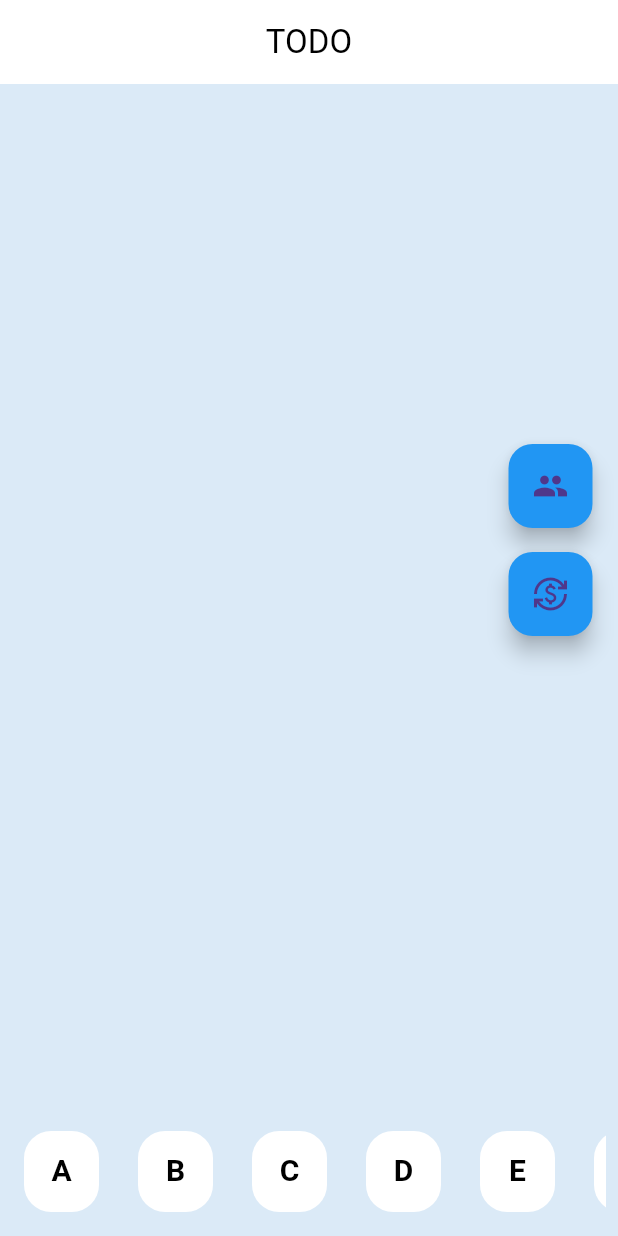
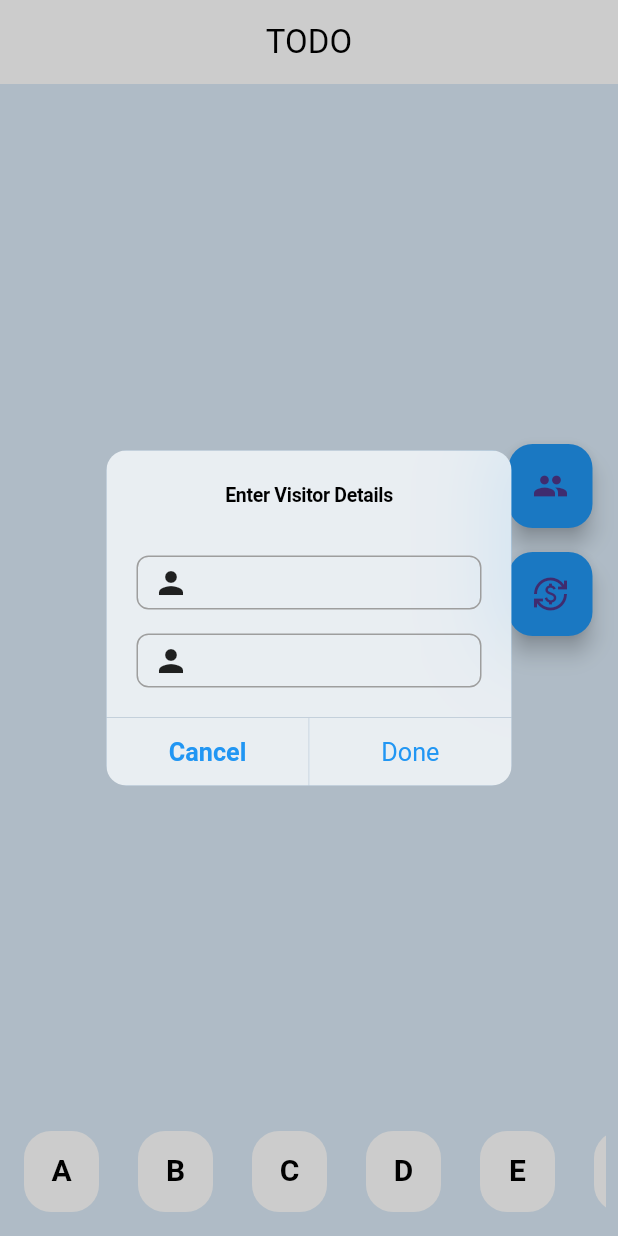
Before and after one commit to JustinCheeramattathil/machine_test, a Flutter app: the screen it shows after launch, after a tap on the "people" icon, on a phone screen of 412 x 824 dp. Run offline on Flutter 3.47's test engine with Material 3 defaults, Android fonts, the phone set to English and light mode, and no system bars; our stand-ins replace dio, flutter_mobx, mobx; network calls fail.

Commit message:
user popup designed

```diff
--- a/lib/main.dart
+++ b/lib/main.dart
@@ -3,7 +3,6 @@ import 'package:flutter/material.dart';
 import 'package:machine_test/view_models/user_viewmodel.dart';
 import 'package:machine_test/views/home_screen/home_screen.dart';
 import 'repository/user_repository.dart';
-
 
 void main() {
   runApp(const MyApp());
@@ -14,9 +13,9 @@ class MyApp extends StatelessWidget {
 
   @override
   Widget build(BuildContext context) {
-    return  MaterialApp(
+    return MaterialApp(
       title: 'Machine test',
-      home: HomeScreen(viewModel:UserViewModel(UserRepository(Dio())) ),
+      home: HomeScreen(viewModel: UserViewModel(UserRepository(Dio()))),
     );
   }
 }
--- a/lib/utils/colors.dart
+++ b/lib/utils/colors.dart
@@ -4,3 +4,4 @@ const kbackgroundcolor = Color.fromARGB(255, 219, 234, 247);
 const kwhitecolor = Colors.white;
 const kblackcolor = Colors.black;
 const kbluecolor = Colors.blue;
+const kgreycolor = Colors.grey;
--- /dev/null
+++ b/lib/views/home_screen/widgets/visitor_popup.dart
@@ -0,0 +1,72 @@
+import 'package:flutter/cupertino.dart';
+import 'package:flutter/material.dart';
+import 'package:machine_test/utils/colors.dart';
+
+class CustomVisitorDialog {
+  static void showDialog(BuildContext context) {
+    final TextEditingController visitorcontroller = TextEditingController();
+    final TextEditingController sponsorcontroller = TextEditingController();
+    showCupertinoModalPopup<void>(
+      context: context,
+      builder: (BuildContext context) => CupertinoAlertDialog(
+        content: Column(
+          mainAxisSize: MainAxisSize.min,
+          children: [
+          const Text(
+              'Enter Visitor Details',
+              style: TextStyle(fontWeight: FontWeight.bold),
+            ),
+            const SizedBox(height: 16),
+            Column(
+              children: [
+                const SizedBox(height: 16),
+                CupertinoTextField(
+                  controller: visitorcontroller,
+                  prefix: const Padding(
+                      padding: EdgeInsets.only(left: 10),
+                      child: Icon(Icons.person)),
+                  keyboardType: TextInputType.text,
+                  decoration: BoxDecoration(
+                    border: Border.all(color: kgreycolor),
+                    borderRadius: BorderRadius.circular(8),
+                  ),
+                ),
+                const SizedBox(height: 16),
+                CupertinoTextField(
+                  controller: sponsorcontroller,
+                  prefix: const Padding(
+                      padding: EdgeInsets.only(left: 10),
+                      child: Icon(Icons.person)),
+                  keyboardType: TextInputType.text,
+                  decoration: BoxDecoration(
+                    border: Border.all(color: kgreycolor),
+                    borderRadius: BorderRadius.circular(8),
+                  ),
+                ),
+              ],
+            ),
+          ],
+        ),
+        actions: <CupertinoDialogAction>[
+          CupertinoDialogAction(
+            isDefaultAction: true,
+            onPressed: () {
+              Navigator.pop(context);
+            },
+            child: const Text('Cancel', style: TextStyle(color: kbluecolor)),
+          ),
+          CupertinoDialogAction(
+            isDestructiveAction: true,
+            onPressed: () {
+              Navigator.pop(context);
+            },
+            child: const Text(
+              'Done',
+              style: TextStyle(color: kbluecolor),
+            ),
+          ),
+        ],
+      ),
+    );
+  }
+}
--- a/pubspec.yaml
+++ b/pubspec.yaml
@@ -35,6 +35,7 @@ dependencies:
   flutter_mobx: ^2.2.0
   hive: ^2.2.3
   mobx: ^2.2.1
+
 
 dev_dependencies:
   build_runner: ^2.4.7
```
Also changed, not shown: lib/views/home_screen/home_screen.dart (+13 -33 lines), lib/views/home_screen/widgets/user_popup.dart (added, +112 -0 lines).
